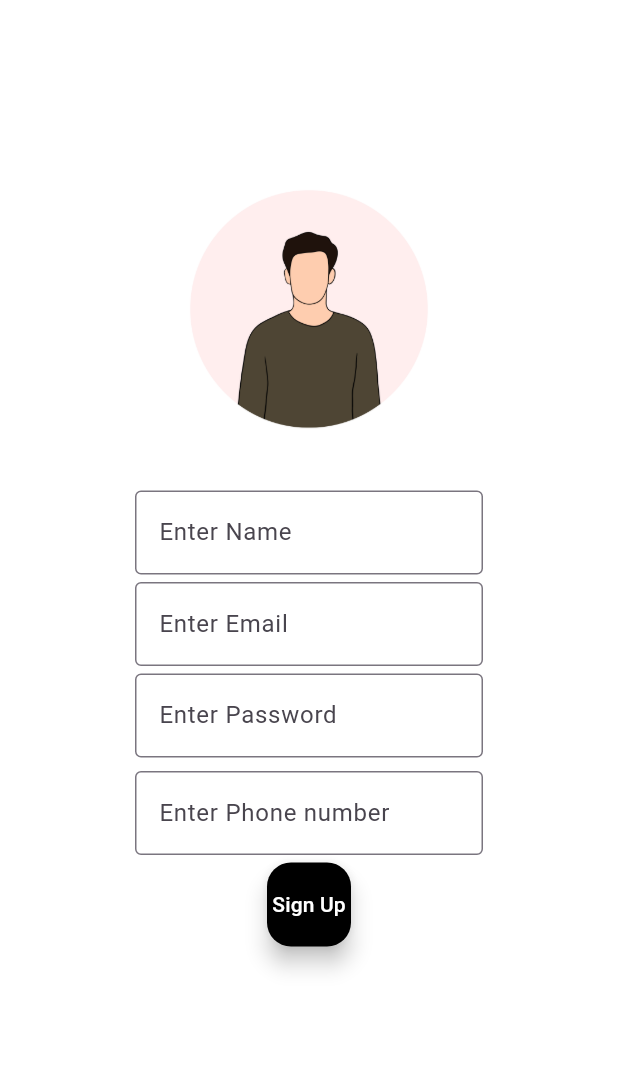
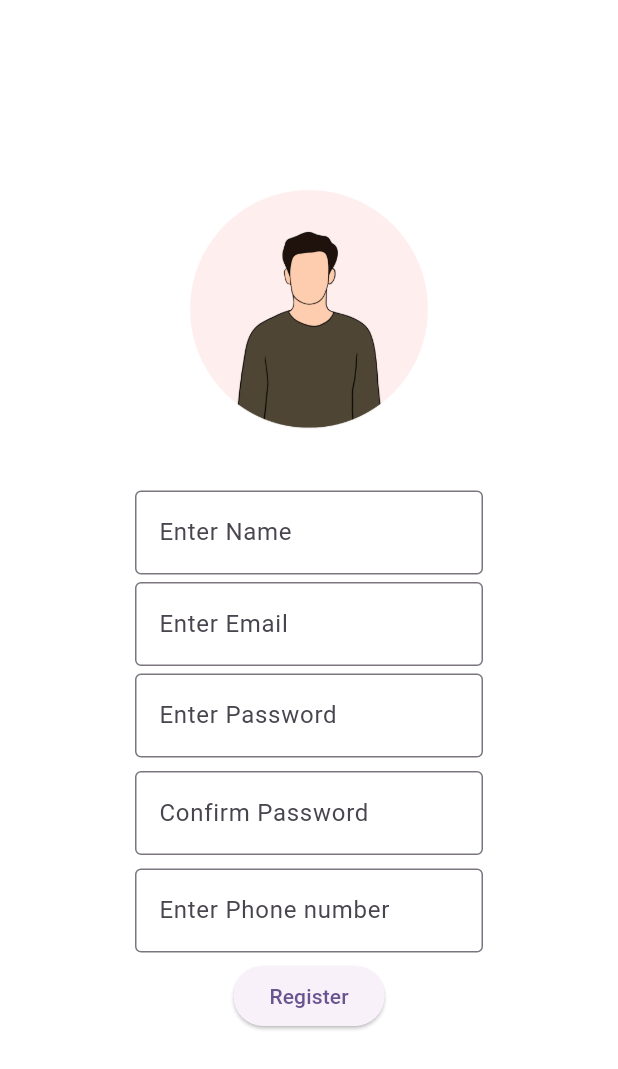
Before and after one commit to KristenKirui/boltapp, a Flutter app: the Register screen opened directly, on a phone screen of 412 x 824 dp. Shown: the top 1069 px of the screen. Run offline on Flutter 3.47's test engine with Material 3 defaults, Android fonts, the phone set to English and light mode, and no system bars; our stand-ins replace email_validator, firebase_auth, firebase_core; accounts and stored records are empty; network calls fail.

Commit message:
my changes

```diff
--- a/lib/screens/register.dart
+++ b/lib/screens/register.dart
@@ -1,5 +1,7 @@
-import 'package:bolt_app/screens/home_page.dart';
+import 'package:email_validator/email_validator.dart';
+import 'package:firebase_auth/firebase_auth.dart';
 import 'package:flutter/material.dart';
+import 'package:bolt_app/help/helper_function.dart';
 
 class Register extends StatefulWidget {
   const Register({super.key});
@@ -9,11 +11,49 @@ class Register extends StatefulWidget {
 }
 
 class _RegisterState extends State<Register> {
+  final emailController = TextEditingController();
+  final passwordController = TextEditingController();
+  final confirmPasswordController = TextEditingController();
+  final nameController = TextEditingController();
+  final phonenumberController = TextEditingController();
+  Future<void> _register() async {
+    var snackBar = SnackBar(content: Text(""));
+    if (passwordController.text != confirmPasswordController.text) {
+      snackBar = SnackBar(
+        content: Text("Password does not match"),
+        backgroundColor: Colors.red,
+      );
+      return;
+    }
+
+    try {
+      try {
+        await FirebaseAuth.instance.createUserWithEmailAndPassword(
+            email: emailController.text, password: passwordController.text);
+      } on FirebaseAuthException catch (e) {
+        Navigator.pop(context);
+        displayMessageToUser(e.code, context);
+      }
+
+      snackBar = SnackBar(
+        content: Text("Registration successful"),
+        backgroundColor: Colors.green,
+      );
+    } catch (e) {
+      snackBar = SnackBar(
+        content: Text("Registration failed:$e"),
+        backgroundColor: Colors.red,
+      );
+    }
+    ScaffoldMessenger.of(context).showSnackBar(snackBar);
+  }
+
   @override
   Widget build(BuildContext context) {
-    return  Scaffold(
+    return Scaffold(
       backgroundColor: Colors.white,
-      body:SingleChildScrollView(
+      body: Form(
+        child: SingleChildScrollView(
           child: Column(
             children: [
               Padding(
@@ -23,46 +63,68 @@ class _RegisterState extends State<Register> {
                     Image.asset(
                       'assets/images/836.jpg',
                     ),
-          const SizedBox(height: 5,),
-                const TextField(
-                  decoration: InputDecoration(hintText: "Enter Name",
-                  border: OutlineInputBorder()),
+                    const SizedBox(
+                      height: 5,
                     ),
-                const SizedBox(height: 5,),
-                const TextField(
+                    TextFormField(
+                      controller: nameController,
                       decoration: InputDecoration(
-                      hintText: "Enter Email", border: OutlineInputBorder()),
+                          hintText: "Enter Name", border: OutlineInputBorder()),
                     ),
                     const SizedBox(
                       height: 5,
                     ),
-               const  TextField(
+                    TextFormField(
+                      controller: emailController,
+                      decoration: InputDecoration(
+                          hintText: "Enter Email",
+                          border: OutlineInputBorder()),
+                    ),
+                    const SizedBox(
+                      height: 5,
+                    ),
+                    TextFormField(
+                      controller: passwordController,
+                      validator: (String? value) {
+                        if (value == null || value.isEmpty) {
+                          return "Please enter password";
+                        }
+                        ;
+                      },
                       obscureText: true,
                       decoration: InputDecoration(
-                      hintText: "Enter Password", border: OutlineInputBorder()),
+                          hintText: "Enter Password",
+                          border: OutlineInputBorder()),
                     ),
                     const SizedBox(
                       height: 9,
                     ),
-                const TextField(decoration: InputDecoration(hintText: "Enter Phone number",border: OutlineInputBorder()),),
-                const SizedBox(height: 5,),
-                 FloatingActionButton(
-                  onPressed: () {
-                    Navigator.push(
-                      context,
-                      MaterialPageRoute<void>(
-                        builder: (BuildContext context) =>  const HomePage(),
+                    TextFormField(
+                      controller: confirmPasswordController,
+                      obscureText: true,
+                      decoration: InputDecoration(
+                          hintText: "Confirm Password",
+                          border: OutlineInputBorder()),
                     ),
-                    );
-                  },
-                  backgroundColor: Colors.black,
-                  child: const Text("Sign Up",style:TextStyle(color: Colors.white),),
+                    const SizedBox(
+                      height: 9,
+                    ),
+                    TextFormField(
+                      controller: phonenumberController,
+                      decoration: InputDecoration(
+                          hintText: "Enter Phone number",
+                          border: OutlineInputBorder()),
+                    ),
+                    const SizedBox(
+                      height: 5,
+                    ),
+                    ElevatedButton(
+                        onPressed: _register, child: const Text('Register'))
+                  ],
+                ),
               ),
             ],
           ),
-
-          ),
-        ],
         ),
       ),
     );
--- a/lib/screens/splash_screen.dart
+++ b/lib/screens/splash_screen.dart
@@ -1,6 +1,6 @@
 import 'dart:async';
 
-import 'package:bolt_app/screens/login.dart';
+import 'package:bolt_app/auth_gate.dart';
 import 'package:flutter/material.dart';
 
 class SplashScreen extends StatefulWidget {
@@ -16,7 +16,7 @@ class _SplashScreenState extends State<SplashScreen> {
     super.initState();
     Timer(const Duration(seconds: 3), () {
       Navigator.pushReplacement(
-          context, MaterialPageRoute(builder: (context) => const Login()));
+          context, MaterialPageRoute(builder: (context) =>const AuthGate()));
     });
   }
 @override
--- a/pubspec.yaml
+++ b/pubspec.yaml
@@ -37,6 +37,8 @@ dependencies:
   cupertino_icons: ^1.0.6
   firebase_auth: ^4.19.0
   firebase_core: ^2.28.0
+  cloud_firestore: ^4.16.0
+  email_validator: ^2.1.17
 
 dev_dependencies:
   flutter_test:
```
Also changed, not shown: lib/auth_gate.dart (renamed from lib/screens/main_page.dart, +2 -8 lines), lib/help/helper_function.dart (added, +9 -0 lines), lib/main.dart (+4 -5 lines), lib/screens/login.dart (+15 -18 lines), lib/screens/profile.dart (+9 -12 lines), pubspec.lock, 25 other files. Lines whose indentation alone changed are shown as unchanged.
